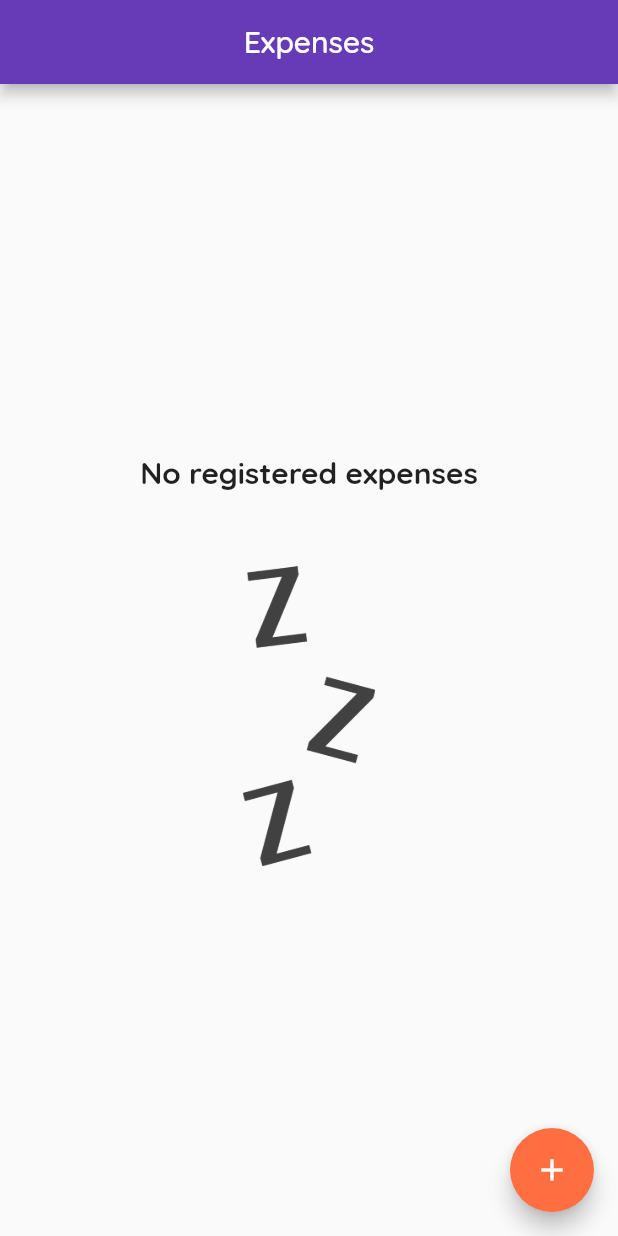
After one commit to WillMV/PersonalExpenses-Flutter, a Flutter app: the screen it shows after launch, on a phone screen of 412 x 824 dp. The commit adds this screen. Run offline on Flutter 3.47's test engine with Material 2 defaults, Android fonts, the phone set to English and light mode, and no system bars.

Commit message:
[refact]: add empty_expenses widget This new widget separates the message for no registered expenses.

```diff
--- /dev/null
+++ b/lib/widgets/empty_expenses.dart
@@ -0,0 +1,31 @@
+import 'package:flutter/material.dart';
+
+class EmptyExpenses extends StatelessWidget {
+  const EmptyExpenses({
+    super.key,
+  });
+
+  @override
+  Widget build(BuildContext context) {
+    return Center(
+        child: Column(
+      mainAxisAlignment: MainAxisAlignment.center,
+      children: [
+        const Text(
+          'No registered expenses',
+          style: TextStyle(fontWeight: FontWeight.bold, fontSize: 20),
+        ),
+        const SizedBox(
+          height: 50,
+        ),
+        SizedBox(
+          height: 200,
+          child: Image.asset(
+            'assets/images/waiting.png',
+            fit: BoxFit.contain,
+          ),
+        )
+      ],
+    ));
+  }
+}
```
Also changed, not shown: lib/main.dart (+2 -21 lines).
